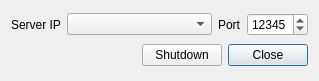
Before: the Qt Designer form MainWnd.ui in congchenutd/teamradarserver, drawn with Qt 5.
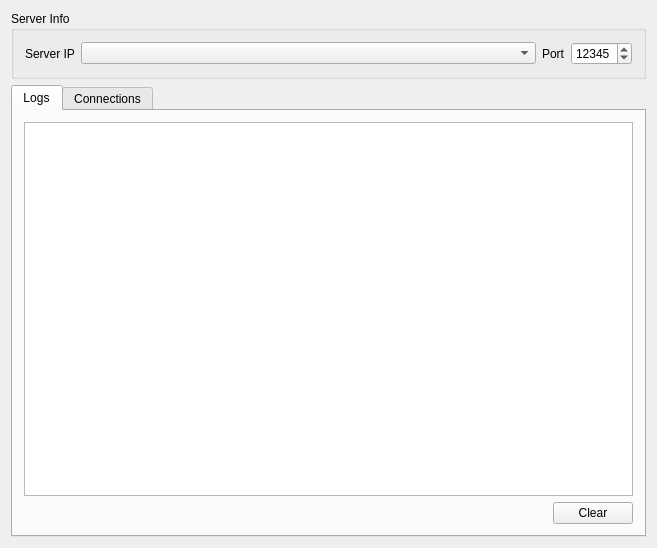
After: the same form once the commit is applied. Icons and pictures are not drawn.

Diff of the .ui file:
```diff
--- a/MainWnd.ui
+++ b/MainWnd.ui
@@ -6,8 +6,8 @@
    <rect>
     <x>0</x>
     <y>0</y>
-    <width>319</width>
-    <height>81</height>
+    <width>657</width>
+    <height>548</height>
    </rect>
   </property>
   <property name="windowTitle">
@@ -17,8 +17,12 @@
    <iconset resource="MainWnd.qrc">
     <normaloff>:/MainWnd/Images/Radar.png</normaloff>:/MainWnd/Images/Radar.png</iconset>
   </property>
-  <layout class="QGridLayout" name="gridLayout">
-   <item row="0" column="0" colspan="3">
+  <layout class="QVBoxLayout" name="verticalLayout">
+   <item>
+    <widget class="QGroupBox" name="groupBox">
+     <property name="title">
+      <string>Server Info</string>
+     </property>
     <layout class="QHBoxLayout" name="horizontalLayout">
      <item>
       <widget class="QLabel" name="label">
@@ -55,6 +59,33 @@
       </widget>
      </item>
     </layout>
+    </widget>
+   </item>
+   <item>
+    <widget class="QTabWidget" name="tabWidget">
+     <property name="currentIndex">
+      <number>0</number>
+     </property>
+     <widget class="QWidget" name="tabLogs">
+      <attribute name="title">
+       <string>Logs</string>
+      </attribute>
+      <layout class="QGridLayout" name="gridLayout">
+       <item row="0" column="0" colspan="2">
+        <widget class="QTableView" name="tableView">
+         <property name="editTriggers">
+          <set>QAbstractItemView::NoEditTriggers</set>
+         </property>
+         <property name="selectionBehavior">
+          <enum>QAbstractItemView::SelectRows</enum>
+         </property>
+         <property name="sortingEnabled">
+          <bool>true</bool>
+         </property>
+         <attribute name="horizontalHeaderStretchLastSection">
+          <bool>true</bool>
+         </attribute>
+        </widget>
    </item>
    <item row="1" column="0">
     <spacer name="horizontalSpacer">
@@ -63,7 +94,7 @@
      </property>
      <property name="sizeHint" stdset="0">
       <size>
-       <width>32</width>
+           <width>346</width>
        <height>20</height>
       </size>
      </property>
@@ -72,22 +103,29 @@
    <item row="1" column="1">
     <widget class="QPushButton" name="btShutdown">
      <property name="text">
-      <string>Shutdown</string>
-     </property>
-    </widget>
-   </item>
-   <item row="1" column="2">
-    <widget class="QPushButton" name="btClose">
-     <property name="text">
-      <string>Close</string>
-     </property>
-     <property name="default">
-      <bool>true</bool>
-     </property>
-    </widget>
-   </item>
-  </layout>
-  <action name="actionShow">
+          <string>Clear</string>
+         </property>
+         <property name="autoDefault">
+          <bool>false</bool>
+         </property>
+        </widget>
+       </item>
+      </layout>
+     </widget>
+     <widget class="QWidget" name="tabConnections">
+      <attribute name="title">
+       <string>Connections</string>
+      </attribute>
+      <layout class="QHBoxLayout" name="horizontalLayout_2">
+       <item>
+        <widget class="QListView" name="listView"/>
+       </item>
+      </layout>
+     </widget>
+    </widget>
+   </item>
+  </layout>
+  <action name="actionAbout">
    <property name="text">
     <string>Show</string>
    </property>
```
Left out of the diff: 11 changed lines with no effect on the pictures. Lines whose indentation alone changed are shown as unchanged.
